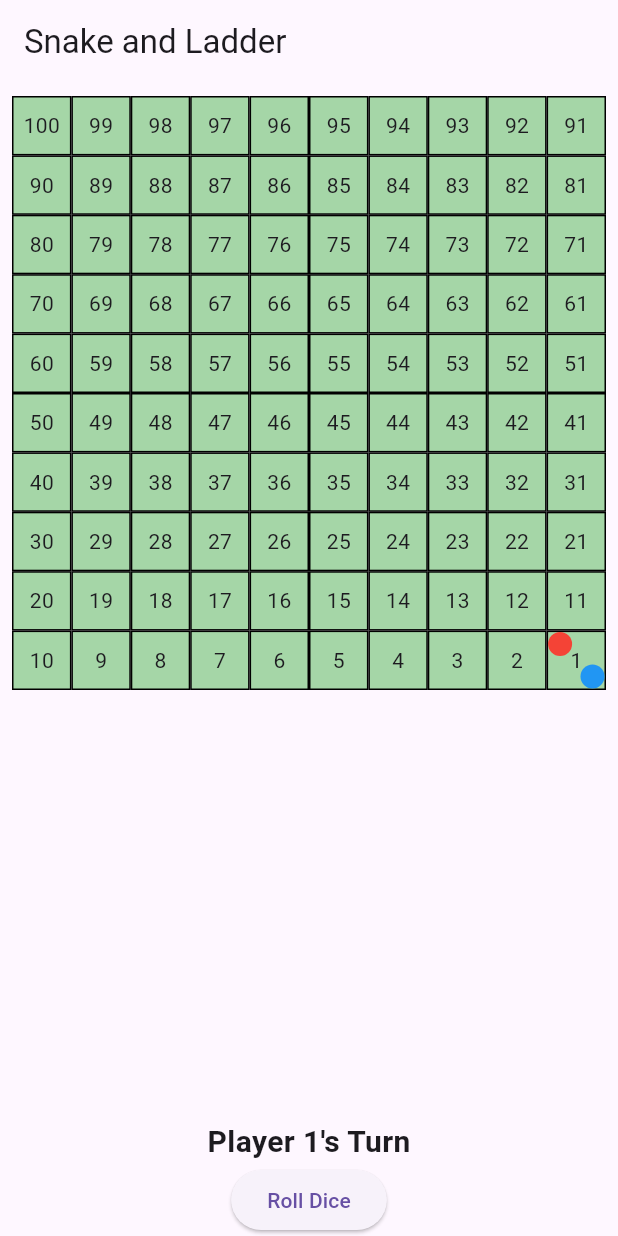
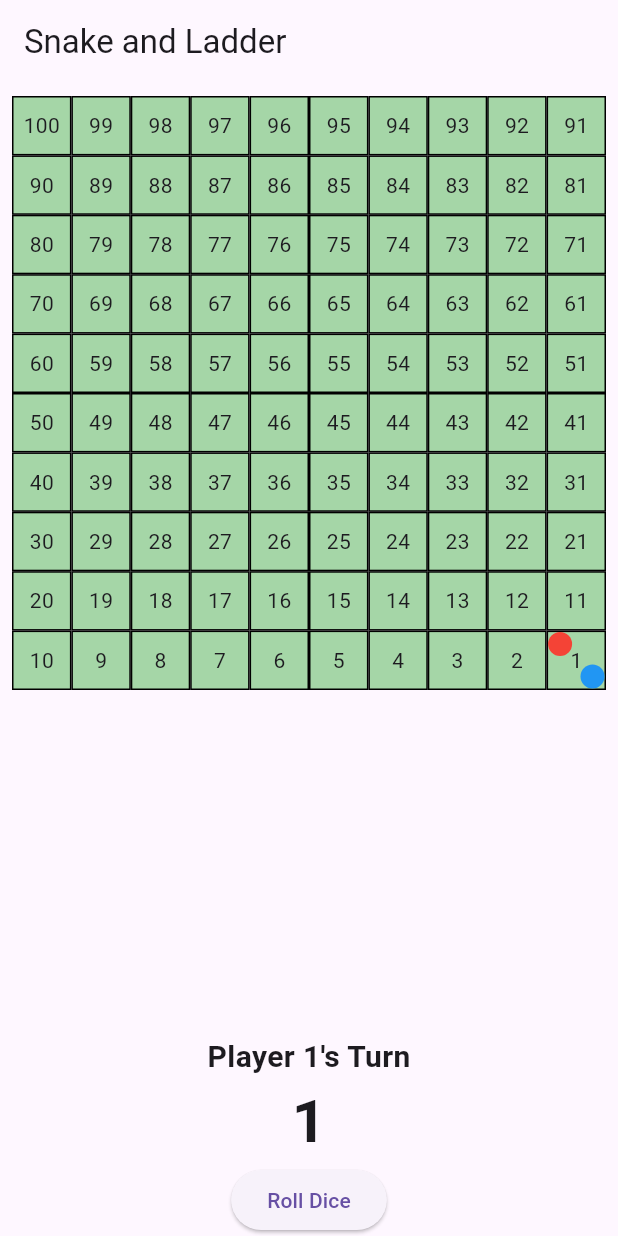
Before and after one commit to spyguyrajat/snake_ladder_game, a Flutter app: the screen it shows after launch, on a phone screen of 412 x 824 dp. Run offline on Flutter 3.47's test engine with Material 3 defaults, Android fonts, the phone set to English and light mode, and no system bars.

Commit message:
add roll Dice animation

```diff
--- a/lib/main.dart
+++ b/lib/main.dart
@@ -1,4 +1,5 @@
 import 'package:flutter/material.dart';
+import 'dart:math';
 
 void main() {
   runApp(const MyApp());
@@ -25,9 +26,17 @@ class GameScreen extends StatefulWidget {
 }
 
 class _GameScreenState extends State<GameScreen> {
+  //Player Positions
   int player1Position = 1;
   int player2Position = 1;
+
+  //Turn Control
   bool isPlayer1Turn = true;
+
+  //Dice
+  final random = Random();
+  int currentDice = 1;
+  bool isRolling = false;
 
   Map<int, int> snakeAndLadders = {
     16: 6,
@@ -73,11 +82,23 @@ class _GameScreenState extends State<GameScreen> {
     );
   }
 
-  void rollDice() {
+  void rollDice() async {
+    if (isRolling) return;
+
     setState(() {
-      int dice = (1 + (6 * (DateTime.now().millisecondsSinceEpoch % 6) / 6))
-          .floor();
+      isRolling = true;
+    });
 
+    //Animate dice for 1 sec
+    for (int i = 0; i < 10; i++) {
+      await Future.delayed(const Duration(milliseconds: 100));
+      setState(() {
+        currentDice = random.nextInt(6) + 1;
+      });
+    }
+    int dice = currentDice;
+
+    setState(() {
       if (isPlayer1Turn) {
         player1Position += dice;
         if (player1Position > 100) player1Position = 100;
@@ -105,6 +126,7 @@ class _GameScreenState extends State<GameScreen> {
       }
 
       isPlayer1Turn = !isPlayer1Turn;
+      isRolling = false;
     });
   }
 
@@ -162,7 +184,21 @@ class _GameScreenState extends State<GameScreen> {
             isPlayer1Turn ? "Player 1's Turn" : "Player 2's Turn",
             style: const TextStyle(fontSize: 20, fontWeight: FontWeight.bold),
           ),
-          ElevatedButton(onPressed: rollDice, child: const Text("Roll Dice")),
+          AnimatedSwitcher(
+            duration: const Duration(milliseconds: 200),
+            transitionBuilder: (child, animation) {
+              return RotationTransition(turns: animation, child: child);
+            },
+            child: Text(
+              currentDice.toString(),
+              key: ValueKey(currentDice),
+              style: const TextStyle(fontSize: 40, fontWeight: FontWeight.bold),
+            ),
+          ),
+          ElevatedButton(
+            onPressed: isRolling ? null : rollDice,
+            child: const Text("Roll Dice"),
+          ),
         ],
       ),
     );
```
